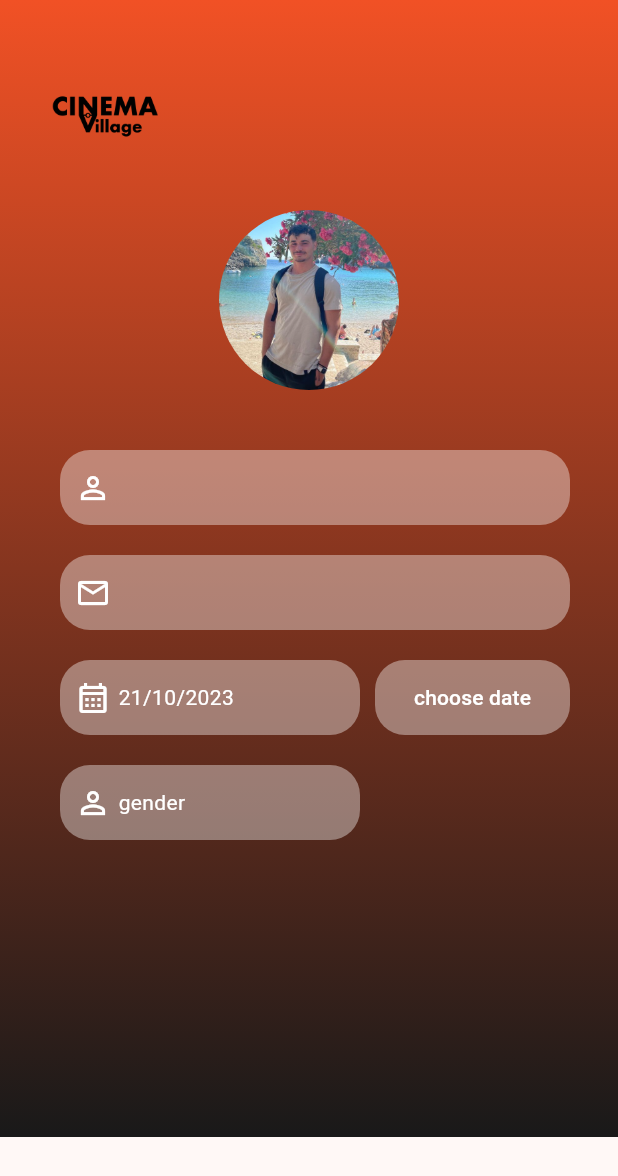
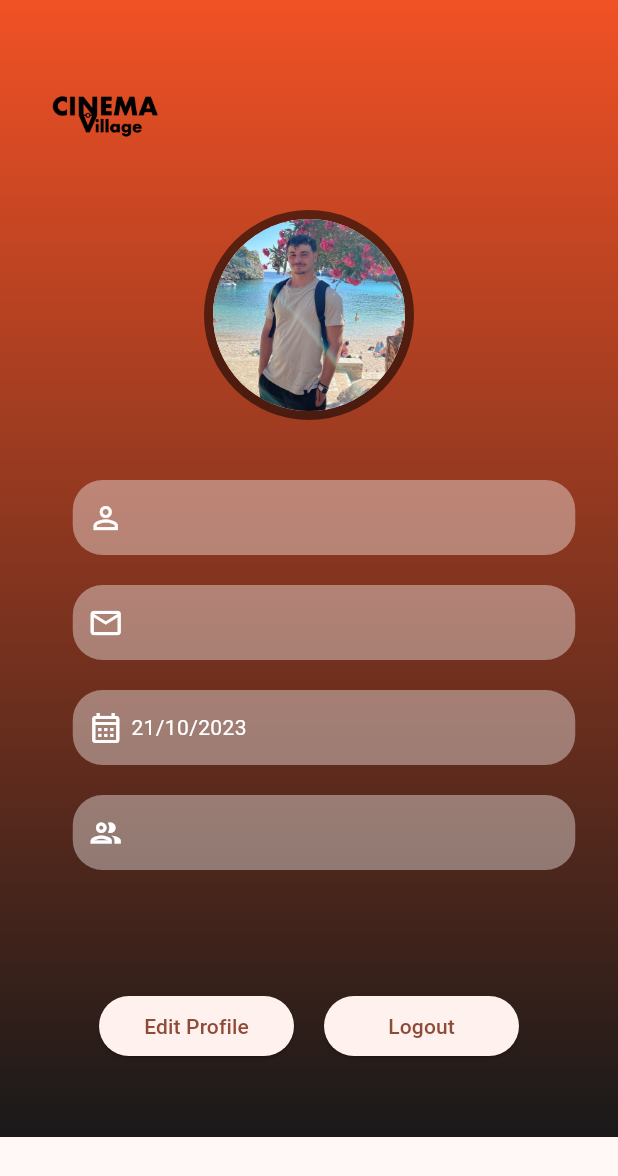
Before and after one commit to FernandoFrinca/PW-project, a Flutter app: the Profile_screen screen opened directly, on a phone screen of 412 x 824 dp. Shown: the top 1176 px of the screen. Run offline on Flutter 3.47's test engine with Material 2 defaults, Android fonts, the phone set to English and light mode, and no system bars; our stand-ins replace cloud_firestore, firebase_auth, firebase_core; accounts and stored records are empty.

Commit message:
Profile page, Edit page without profile image from fire base

```diff
--- a/cinemavillage/lib/screens/profile_page.dart
+++ b/cinemavillage/lib/screens/profile_page.dart
@@ -1,9 +1,9 @@
 import 'package:cinemavillage/reusable_widgets/reusable_widget.dart';
 import 'package:firebase_auth/firebase_auth.dart';
 import 'package:flutter/material.dart';
-import 'package:firebase_core/firebase_core.dart';
 import 'package:cloud_firestore/cloud_firestore.dart';
-import 'package:cinemavillage/functionality/get_data.dart';
+import 'package:cinemavillage/screens/signIn_screen.dart';
+import 'package:cinemavillage/screens/edit_page.dart';
 
 class Profile_screen extends StatefulWidget {
   const Profile_screen({super.key});
@@ -15,19 +15,9 @@ class Profile_screen extends StatefulWidget {
 class _Profile_screenState extends State<Profile_screen> {
   String? name = '';
   String? email = '';
-  DateTime date_time = DateTime.now();
-  void _showDatePicker() {
-    showDatePicker(
-      initialDate: DateTime.now(),
-      firstDate: DateTime(1900),
-      lastDate: DateTime.now(),
-      context: context,
-    ).then((value) {
-      setState(() {
-        date_time = value!;
-      });
-    });
-  }
+  String? gender = '';
+  Timestamp? date_time = null;
+  DateTime? birthday = null;
 
   Future _getDataFromDatabase() async {
     await FirebaseFirestore.instance
@@ -39,6 +29,9 @@ class _Profile_screenState extends State<Profile_screen> {
         setState(() {
           name = snapshot.data()!["username"];
           email = snapshot.data()!["email"];
+          gender = snapshot.data()!["gender"];
+          date_time = snapshot.data()!["birthday"];
+          birthday = date_time?.toDate();
         });
       }
     });
@@ -51,8 +44,6 @@ class _Profile_screenState extends State<Profile_screen> {
   }
 
   Widget build(BuildContext context) {
-    final screenHeight = MediaQuery.of(context).size.height;
-    final screenWidth = MediaQuery.of(context).size.width;
     return Scaffold(
       body: Column(
         children: [
@@ -80,18 +71,21 @@ class _Profile_screenState extends State<Profile_screen> {
                         ),
                       ],
                     ),
-                    Row(
+                    const Row(
                       mainAxisAlignment: MainAxisAlignment.center,
                       children: [
-                        SizedBox(
-                          width: 120,
-                          height: 120,
-                          child: ClipRRect(
-                            borderRadius: BorderRadius.circular(400),
-                            child: Image.asset(
-                                fit: BoxFit.cover,
-                                "assets/images/fernando.png"),
-                          ), // aici vine cu api imagine adaugata
+                        Stack(
+                          children: [
+                            CircleAvatar(
+                              radius: 70,
+                              backgroundColor: Colors.black54,
+                              child: CircleAvatar(
+                                radius: 64,
+                                backgroundImage:
+                                    AssetImage("assets/images/fernando.png"),
+                              ),
+                            ),
+                          ],
                         ),
                       ],
                     ),
@@ -99,71 +93,86 @@ class _Profile_screenState extends State<Profile_screen> {
                       height: 40,
                     ),
                     Row(
+                      mainAxisAlignment: MainAxisAlignment.center,
                       children: [
                         const SizedBox(
                           width: 20,
                         ),
-                        printText(name!, Icons.person_outline, 340)
+                        printText(name!, Icons.person_outline, 335, 50),
                       ],
                     ),
                     const SizedBox(
                       height: 20,
                     ),
                     Row(
+                      mainAxisAlignment: MainAxisAlignment.center,
                       children: [
                         const SizedBox(
                           width: 20,
                         ),
-                        printText(email!, Icons.email_outlined, 340)
+                        printText(email!, Icons.email_outlined, 335, 50),
                       ],
                     ),
                     const SizedBox(
                       height: 20,
                     ),
                     Row(
+                      mainAxisAlignment: MainAxisAlignment.center,
                       children: [
                         const SizedBox(
                           width: 20,
                         ),
                         printText(
-                            '${date_time.day}/${date_time.month}/${date_time.year}',
+                            '${birthday?.day}/${birthday?.month}/${birthday?.year}',
                             Icons.calendar_month_outlined,
-                            200),
-                        const SizedBox(
-                          width: 10,
-                        ),
-                        Center(
-                          child: Container(
-                            height: 50,
-                            width: 130,
-                            child: MaterialButton(
-                              elevation: 0,
-                              shape: RoundedRectangleBorder(
-                                borderRadius: BorderRadius.circular(20),
-                              ),
-                              onPressed: _showDatePicker,
-                              color: Colors.white38,
-                              child: const Padding(
-                                padding: EdgeInsets.all(5),
-                                child: Text(
-                                  'choose date',
-                                  style: TextStyle(color: Colors.white),
-                                ),
-                              ),
-                            ),
-                          ),
-                        ),
+                            335,
+                            50),
                       ],
                     ),
                     const SizedBox(
                       height: 20,
                     ),
                     Row(
+                      mainAxisAlignment: MainAxisAlignment.center,
                       children: [
                         const SizedBox(
                           width: 20,
                         ),
-                        printText("gender", Icons.person_outline, 200)
+                        printText(
+                            gender!, Icons.people_outline_outlined, 335, 50)
+                      ],
+                    ),
+                    const SizedBox(
+                      height: 80,
+                    ),
+                    Row(
+                      mainAxisAlignment: MainAxisAlignment.center,
+                      children: [
+                        ElevatedButton(
+                          style: ElevatedButton.styleFrom(
+                              minimumSize: Size(130, 40)),
+                          onPressed: () {
+                            Navigator.push(
+                                context,
+                                MaterialPageRoute(
+                                    builder: (context) => Edit_screen()));
+                          },
+                          child: Text('Edit Profile'),
+                        ),
+                        const SizedBox(
+                          width: 20,
+                        ),
+                        ElevatedButton(
+                          child: Text("Logout"),
+                          style: ElevatedButton.styleFrom(
+                              minimumSize: Size(130, 40)),
+                          onPressed: () {
+                            Navigator.pushReplacement(
+                                context,
+                                MaterialPageRoute(
+                                    builder: (context) => SignInScreen()));
+                          },
+                        ),
                       ],
                     ),
                   ],
@@ -176,94 +185,3 @@ class _Profile_screenState extends State<Profile_screen> {
     );
   }
 }
-
-/*
-                   const SizedBox(
-                      height: 40,
-                    ),
-                    printText(name!, Icons.person_outline),
-                    const SizedBox(
-                      height: 20,
-                    ),
-                    printText(email!, Icons.email),
-                    const SizedBox(
-                      height: 20,
-                      ),
-SizedBox(
-                      width: 200,
-                      child: reusablePrintTextField(
-                          "Birthday", Icons.calendar_month_sharp),
-                    ),
-                    const SizedBox(
-                      height: 20,
-                    ),
-                    SizedBox(
-                      width: 200,
-                      child: reusablePrintTextField(
-                          "Gender", Icons.calendar_month_sharp),
-
-
-
-
-                     Scaffold(
-                      body: MaterialButton(
-                        onPressed: _showDatePicker,
-                        color: Colors.black,
-                        child: const Padding(
-                          padding: EdgeInsets.all(20),
-                          child: Text(
-                            'choose Date',
-                            style: TextStyle(
-                              color: Colors.white,
-                              fontSize: 20,
-                            ),
-                          ),
-                        ),
-                      ),
-                    ),
-
-
-
-
-                    ),
-
-
-
-
-
-
-
-
-
-
-
-
-
-
-                    Row(
-                      children: [
-                        const SizedBox(
-                          width: 20,
-                        ),
-                        Container(
-                          width: 340,
-                          height: 50,
-                          decoration: BoxDecoration(
-                            color: Colors.white54,
-                            borderRadius: BorderRadius.circular(20),
-                          ),
-                          child: Row(
-                            children: [
-                              const SizedBox(
-                                width: 10,
-                              ),
-                              Icon(Icons.person_outline, color: Colors.black),
-                              Text(
-                                name.toString(),
-                                style: TextStyle(color: Colors.black),
-                              ),
-                            ],
-                          ),
-                        ),
-                      ],
-                    ),*/
--- a/cinemavillage/pubspec.yaml
+++ b/cinemavillage/pubspec.yaml
@@ -38,6 +38,7 @@ dependencies:
   firebase_core: ^2.17.0
   firebase_auth: ^4.10.1
   cloud_firestore: ^4.9.3
+
 
 dev_dependencies:
   flutter_test:
```
Also changed, not shown: cinemavillage/lib/functionality/get_data.dart (deleted, +0 -28 lines), cinemavillage/lib/reusable_widgets/reusable_widget.dart (+45 -5 lines), cinemavillage/lib/screens/edit_page.dart (added, +354 -0 lines), cinemavillage/lib/screens/signIn_screen.dart (+9 -12 lines), cinemavillage/lib/screens/sinUp_screen.dart (+11 -5 lines), cinemavillage/lib/screens/reset_password.dart (deleted).
